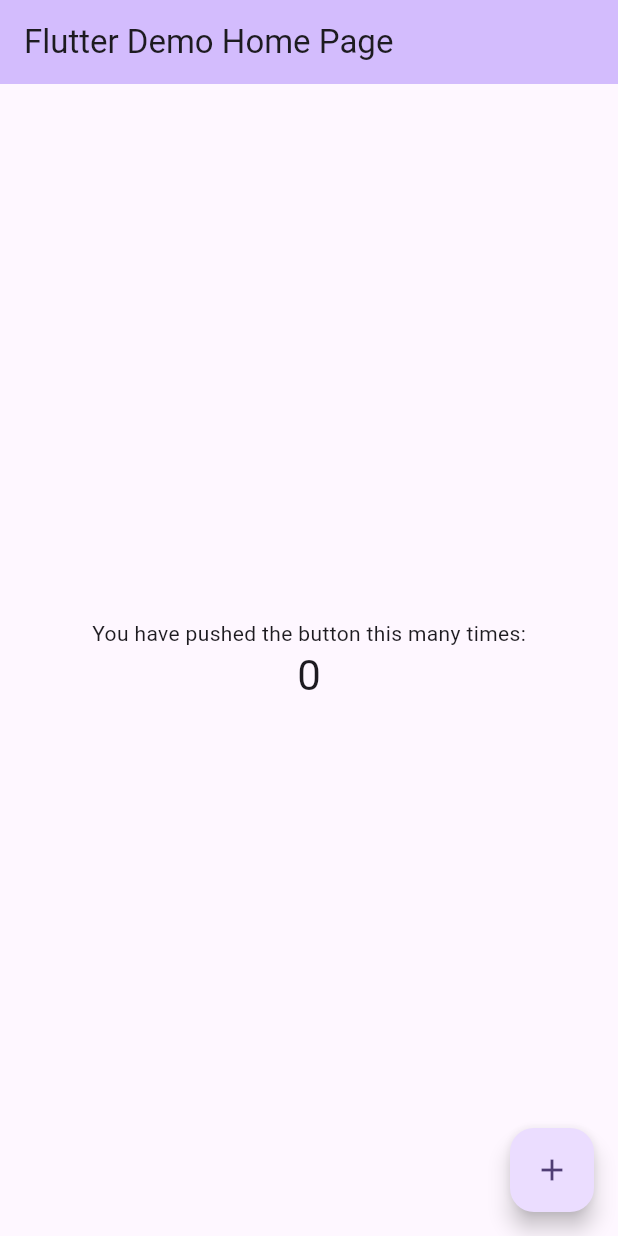
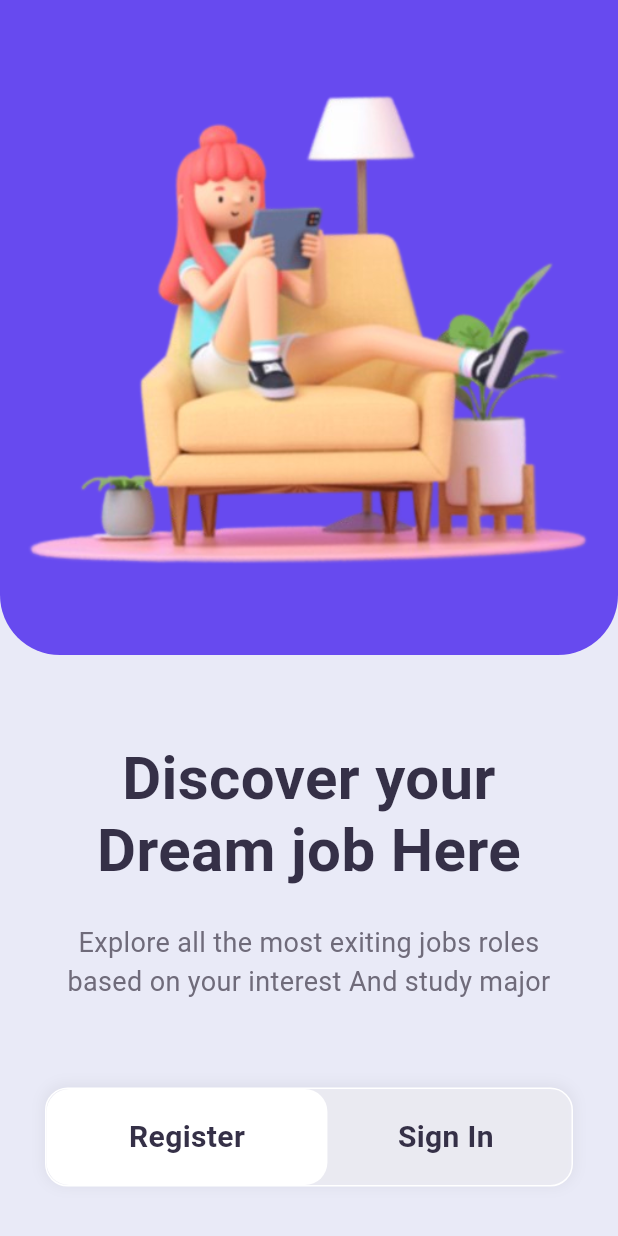
Before and after one commit to czarbasanal/MAD3-Submission-1-ALCOSEBA--BASANAL--TUBA, a Flutter app: the screen it shows after launch, on a phone screen of 412 x 824 dp. Run offline on Flutter 3.47's test engine with Material 3 defaults, Android fonts, the phone set to English and light mode, and no system bars; our stand-ins replace flutter_spinkit, form_field_validator, get_it, go_router.

Commit message:
beautified login form and splash screen and added form validator

```diff
--- a/lib/main.dart
+++ b/lib/main.dart
@@ -1,4 +1,6 @@
 import 'package:flutter/material.dart';
+import 'package:mad3_submission_1/screens/auth/signin_splash_screen.dart';
+import 'package:mad3_submission_1/utils/colors.dart';
 
 void main() {
   runApp(const MyApp());
@@ -12,90 +14,12 @@ class MyApp extends StatelessWidget {
   Widget build(BuildContext context) {
     return MaterialApp(
       title: 'Flutter Demo',
+      debugShowCheckedModeBanner: false,
       theme: ThemeData(
-        colorScheme: ColorScheme.fromSeed(seedColor: Colors.deepPurple),
+        colorScheme: ColorScheme.fromSeed(seedColor: primaryColor),
         useMaterial3: true,
       ),
-      home: const MyHomePage(title: 'Flutter Demo Home Page'),
+      home: const SignInSplashScreen(),
     );
   }
 }
-
-class MyHomePage extends StatefulWidget {
-  const MyHomePage({super.key, required this.title});
-
-  final String title;
-
-  @override
-  State<MyHomePage> createState() => _MyHomePageState();
-}
-
-class _MyHomePageState extends State<MyHomePage> {
-  int _counter = 0;
-
-  void _incrementCounter() {
-    setState(() {
-      // This call to setState tells the Flutter framework that something has
-      // changed in this State, which causes it to rerun the build method below
-      // so that the display can reflect the updated values. If we changed
-      // _counter without calling setState(), then the build method would not be
-      // called again, and so nothing would appear to happen.
-      _counter++;
-    });
-  }
-
-  @override
-  Widget build(BuildContext context) {
-    // This method is rerun every time setState is called, for instance as done
-    // by the _incrementCounter method above.
-    //
-    // The Flutter framework has been optimized to make rerunning build methods
-    // fast, so that you can just rebuild anything that needs updating rather
-    // than having to individually change instances of widgets.
-    return Scaffold(
-      appBar: AppBar(
-        // TRY THIS: Try changing the color here to a specific color (to
-        // Colors.amber, perhaps?) and trigger a hot reload to see the AppBar
-        // change color while the other colors stay the same.
-        backgroundColor: Theme.of(context).colorScheme.inversePrimary,
-        // Here we take the value from the MyHomePage object that was created by
-        // the App.build method, and use it to set our appbar title.
-        title: Text(widget.title),
-      ),
-      body: Center(
-        // Center is a layout widget. It takes a single child and positions it
-        // in the middle of the parent.
-        child: Column(
-          // Column is also a layout widget. It takes a list of children and
-          // arranges them vertically. By default, it sizes itself to fit its
-          // children horizontally, and tries to be as tall as its parent.
-          //
-          // Column has various properties to control how it sizes itself and
-          // how it positions its children. Here we use mainAxisAlignment to
-          // center the children vertically; the main axis here is the vertical
-          // axis because Columns are vertical (the cross axis would be
-          // horizontal).
-          //
-          // TRY THIS: Invoke "debug painting" (choose the "Toggle Debug Paint"
-          // action in the IDE, or press "p" in the console), to see the
-          // wireframe for each widget.
-          mainAxisAlignment: MainAxisAlignment.center,
-          children: <Widget>[
-            const Text(
-              'You have pushed the button this many times:',
-            ),
-            Text(
-              '$_counter',
-              style: Theme.of(context).textTheme.headlineMedium,
-            ),
-          ],
-        ),
-      ),
-      floatingActionButton: FloatingActionButton(
-        onPressed: _incrementCounter,
-        tooltip: 'Increment',
-        child: const Icon(Icons.add),
-      ), // This trailing comma makes auto-formatting nicer for build methods.
-    );
-  }
-}
--- /dev/null
+++ b/lib/screens/auth/signin_splash_screen.dart
@@ -0,0 +1,142 @@
+import 'package:flutter/material.dart';
+import 'package:mad3_submission_1/screens/auth/signin_form_screen.dart';
+import 'package:mad3_submission_1/utils/colors.dart';
+
+class SignInSplashScreen extends StatelessWidget {
+  const SignInSplashScreen({super.key});
+
+  @override
+  Widget build(BuildContext context) {
+    Size size = MediaQuery.of(context).size;
+    return Scaffold(
+      body: Container(
+        color: backgroundColor1,
+        height: size.height,
+        width: size.width,
+        child: Stack(
+          children: [
+            Align(
+              alignment: Alignment.topCenter,
+              child: Container(
+                height: size.height * 0.53,
+                width: size.width,
+                decoration: BoxDecoration(
+                  borderRadius: const BorderRadius.only(
+                    bottomLeft: Radius.circular(40),
+                    bottomRight: Radius.circular(40),
+                  ),
+                  color: primaryColor,
+                  image: const DecorationImage(
+                    image: AssetImage(
+                      "lib/assets/images/image.png",
+                    ),
+                  ),
+                ),
+              ),
+            ),
+            Positioned(
+              top: size.height * 0.6,
+              left: 0,
+              right: 0,
+              child: Center(
+                child: Column(
+                  children: [
+                    Text(
+                      "Discover your\nDream job Here",
+                      textAlign: TextAlign.center,
+                      style: TextStyle(
+                          fontWeight: FontWeight.bold,
+                          fontSize: 40,
+                          color: textColor1,
+                          height: 1.2),
+                    ),
+                    const SizedBox(height: 25),
+                    Text(
+                      "Explore all the most exiting jobs roles\nbased on your interest And study major",
+                      textAlign: TextAlign.center,
+                      style: TextStyle(
+                        fontSize: 18,
+                        color: textColor2,
+                      ),
+                    ),
+                    SizedBox(height: size.height * 0.07),
+                    Padding(
+                      padding: const EdgeInsets.symmetric(
+                        horizontal: 30,
+                      ),
+                      child: Container(
+                        height: size.height * 0.08,
+                        width: size.width,
+                        decoration: BoxDecoration(
+                          borderRadius: BorderRadius.circular(15),
+                          color: backgroundColor3.withOpacity(0.9),
+                          border: Border.all(
+                            color: Colors.white,
+                          ),
+                          boxShadow: [
+                            BoxShadow(
+                              color: Colors.black12.withOpacity(0.05),
+                              spreadRadius: 1,
+                              blurRadius: 7,
+                              offset: const Offset(0, -1),
+                            ),
+                          ],
+                        ),
+                        child: Padding(
+                          padding: const EdgeInsets.only(right: 5),
+                          child: Row(
+                            children: [
+                              Container(
+                                height: size.height * 0.08,
+                                width: size.width / 2.2,
+                                decoration: BoxDecoration(
+                                  color: Colors.white,
+                                  borderRadius: BorderRadius.circular(15),
+                                ),
+                                child: Center(
+                                  child: Text(
+                                    "Register",
+                                    style: TextStyle(
+                                      fontWeight: FontWeight.bold,
+                                      fontSize: 20,
+                                      color: textColor1,
+                                    ),
+                                  ),
+                                ),
+                              ),
+                              const Spacer(),
+                              GestureDetector(
+                                onTap: () {
+                                  Navigator.push(
+                                    context,
+                                    MaterialPageRoute(
+                                      builder: (context) =>
+                                          const SignInScreen(),
+                                    ),
+                                  );
+                                },
+                                child: Text(
+                                  "Sign In",
+                                  style: TextStyle(
+                                    fontWeight: FontWeight.bold,
+                                    fontSize: 20,
+                                    color: textColor1,
+                                  ),
+                                ),
+                              ),
+                              const Spacer(),
+                            ],
+                          ),
+                        ),
+                      ),
+                    ),
+                  ],
+                ),
+              ),
+            ),
+          ],
+        ),
+      ),
+    );
+  }
+}
--- /dev/null
+++ b/lib/utils/colors.dart
@@ -0,0 +1,11 @@
+import 'package:flutter/material.dart';
+
+Color backgroundColor1 = const Color(0xffE9EAF7);
+Color backgroundColor2 = const Color(0xffF4EEF2);
+Color backgroundColor3 = const Color(0xffEBEBF2);
+Color backgroundColor4 = const Color(0xffE3EDF5);
+Color primaryColor = const Color(0xff674aef);
+Color textColor1 = const Color(0xff353047);
+Color textColor2 = const Color(0xff6F6B7A);
+Color buttonColor = const Color(0xff674aef);
+Color onErrorColor = const Color(0xffFD6B68);
--- a/pubspec.yaml
+++ b/pubspec.yaml
@@ -34,6 +34,8 @@ dependencies:
   cupertino_icons: ^1.0.6
   flutter_spinkit: ^5.2.1
   get_it: ^7.7.0
+  go_router: ^14.2.0
+  form_field_validator: ^1.1.0
 
 
 dev_dependencies:
@@ -60,7 +62,7 @@ flutter:
 
   # To add assets to your application, add an assets section, like this:
   assets:
-    - ./lib/assets/
+    - lib/assets/images/
 
   # An image asset can refer to one or more resolution-specific "variants", see
   # https://flutter.dev/assets-and-images/#resolution-aware
```
Also changed, not shown: lib/routing/router.dart (added, +42 -0 lines), lib/screens/auth/signin_form_screen.dart (added, +308 -0 lines), lib/screens/home/home_screen.dart (+14 -0 lines), lib/screens/home/wrapper.dart (added, +42 -0 lines), lib/assets/images/apple.png (renamed from lib/assets/apple.png), lib/assets/images/facebook.png (renamed from lib/assets/facebook.png), lib/assets/images/google.png (renamed from lib/assets/google.png), lib/assets/images/image.png (renamed from lib/assets/image.png), lib/screens/login_screen.dart (deleted), pubspec.lock.
